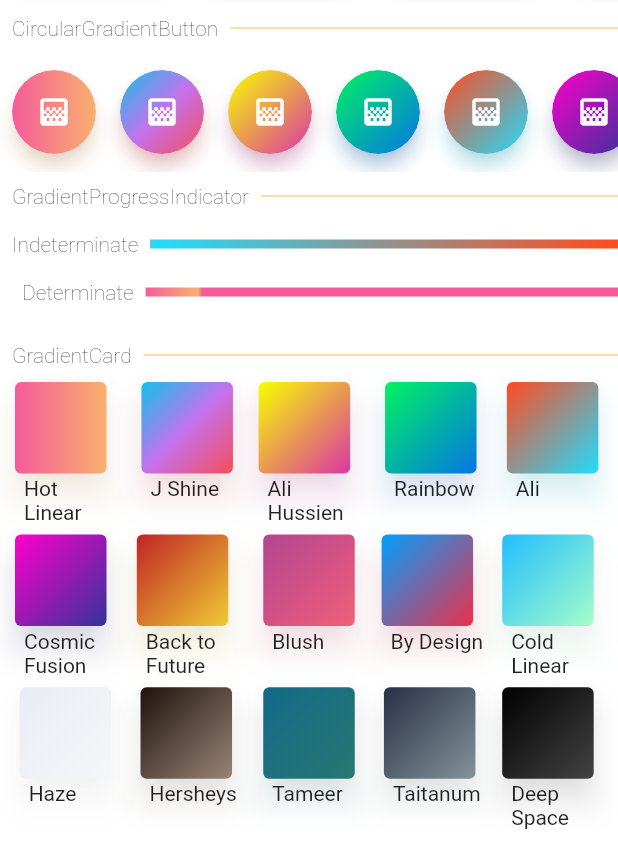
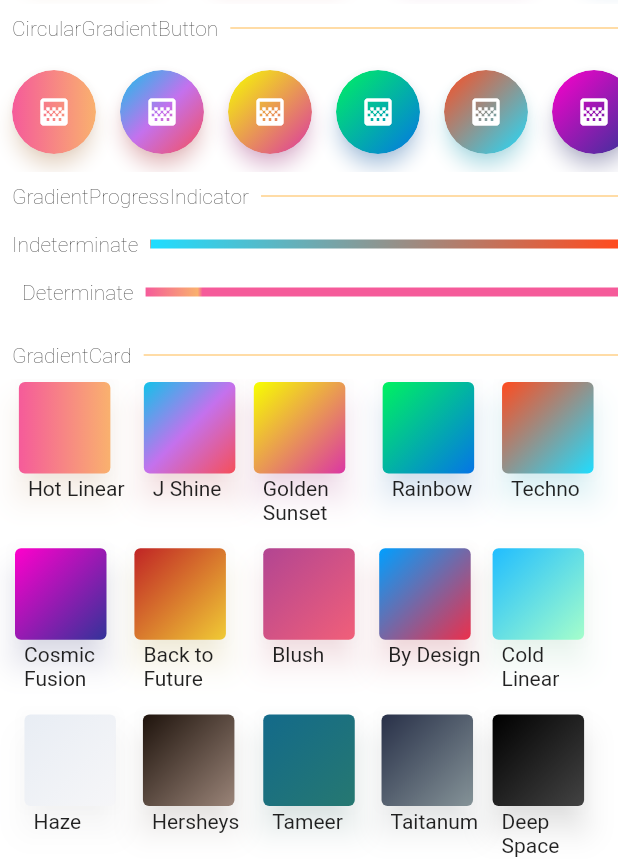
Before and after one commit to bluemix/Gradient-Widgets, a Flutter app: the screen it shows after launch, on a phone screen of 412 x 824 dp, the part 377-1236 px from its top. Run offline on Flutter 3.47's test engine with Material 2 defaults, Android fonts, the phone set to English and light mode, and no system bars.

Commit message:
update README.md screenshot of gradient-widgets example

```diff
--- a/example/lib/main.dart
+++ b/example/lib/main.dart
@@ -13,9 +13,9 @@ class NamedGradient {
 List<NamedGradient> gradients = [
   NamedGradient(Gradients.hotLinear, 'Hot Linear'),
   NamedGradient(Gradients.jShine, 'J Shine'),
-  NamedGradient(Gradients.aliHussien, 'Ali Hussien'),
+  NamedGradient(Gradients.aliHussien, 'Golden Sunset'),
   NamedGradient(Gradients.rainbowBlue, 'Rainbow'),
-  NamedGradient(Gradients.ali, 'Ali'),
+  NamedGradient(Gradients.ali, 'Techno'),
   NamedGradient(Gradients.cosmicFusion, 'Cosmic Fusion'),
   NamedGradient(Gradients.backToFuture, 'Back to Future'),
   NamedGradient(Gradients.blush, 'Blush'),
@@ -35,7 +35,7 @@ class MyApp extends StatelessWidget {
   Widget build(BuildContext context) {
     return MaterialApp(
       title: 'Flutter Gradient Widgets Demo',
-      debugShowCheckedModeBanner: true,
+      debugShowCheckedModeBanner: false,
       theme: ThemeData(
         primarySwatch: Colors.blue,
       ),
@@ -93,6 +93,7 @@ class _MyHomePageState extends State<MyHomePage> {
         backgroundColor: Colors.white,
         body: ListView(
           scrollDirection: Axis.vertical,
+          physics: BouncingScrollPhysics(),
           children: <Widget>[
 //            GradientProgressIndicator(gradient: Gradients.aliHussien, value: 0.9,),
 //            GradientProgressIndicator(gradient: Gradients.byDesign,),
@@ -167,10 +168,11 @@ class _MyHomePageState extends State<MyHomePage> {
                     .where((gradient) => gradient.gradient.colors.length == 2)
                     .map((namedGradient) => Padding(
                           padding: const EdgeInsets.symmetric(horizontal: 0, vertical: 0),
-                          child: _divider('  Determinate', child: GradientProgressIndicator(
-                            gradient: namedGradient.gradient,
-                            value: Random().nextDouble(),
-                          )),
+                          child: _divider('  Determinate',
+                              child: GradientProgressIndicator(
+                                gradient: namedGradient.gradient,
+                                value: Random().nextDouble(),
+                              )),
                         ))
                     .toList(),
               ),
@@ -182,7 +184,7 @@ class _MyHomePageState extends State<MyHomePage> {
                 physics: ScrollPhysics(),
                 childAspectRatio: 0.7,
                 crossAxisCount: 5,
-                crossAxisSpacing: 10,
+                crossAxisSpacing: 2,
                 padding: const EdgeInsets.symmetric(horizontal: 8),
                 children: List.generate(gradients.length, (index) {
                   return Center(
```
Also changed, not shown: art/screenshot-gradient-widgets.png, 1 other file.
